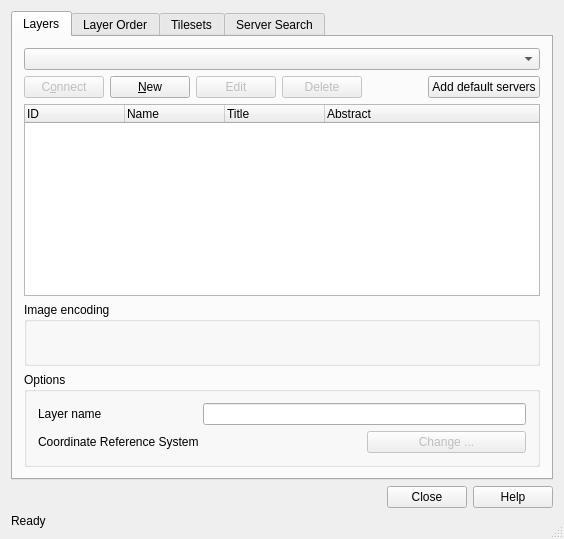
Above: qgis/src/ui/qgswmssourceselectbase.ui from sourcepole/qgis before the change. Below: the same form after it.
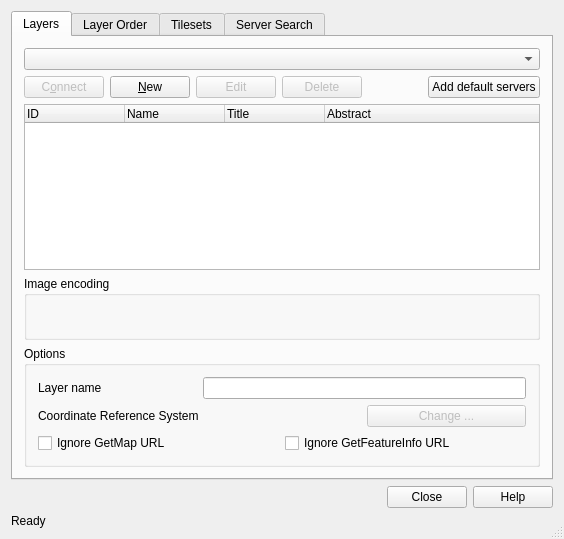
That is the form after the change. Icons and pictures are not drawn.

The edit to the form file:
```diff
--- a/qgis/src/ui/qgswmssourceselectbase.ui
+++ b/qgis/src/ui/qgswmssourceselectbase.ui
@@ -197,6 +197,30 @@
             </property>
            </widget>
           </item>
+          <item row="2" column="0" colspan="3">
+           <layout class="QHBoxLayout">
+            <item>
+             <widget class="QCheckBox" name="cbxIgnoreGetMap">
+              <property name="toolTip">
+               <string>Use base url instead of advertised GetFeatureInfo URL</string>
+              </property>
+              <property name="text">
+               <string>Ignore GetMap URL</string>
+              </property>
+             </widget>
+            </item>
+            <item>
+             <widget class="QCheckBox" name="cbxIgnoreGetFeatureInfo">
+              <property name="toolTip">
+               <string>Use base url instead of advertised GetFeatureInfo URL</string>
+              </property>
+              <property name="text">
+               <string>Ignore GetFeatureInfo URL</string>
+              </property>
+             </widget>
+            </item>
+           </layout>
+          </item>
          </layout>
         </widget>
        </item>
```
